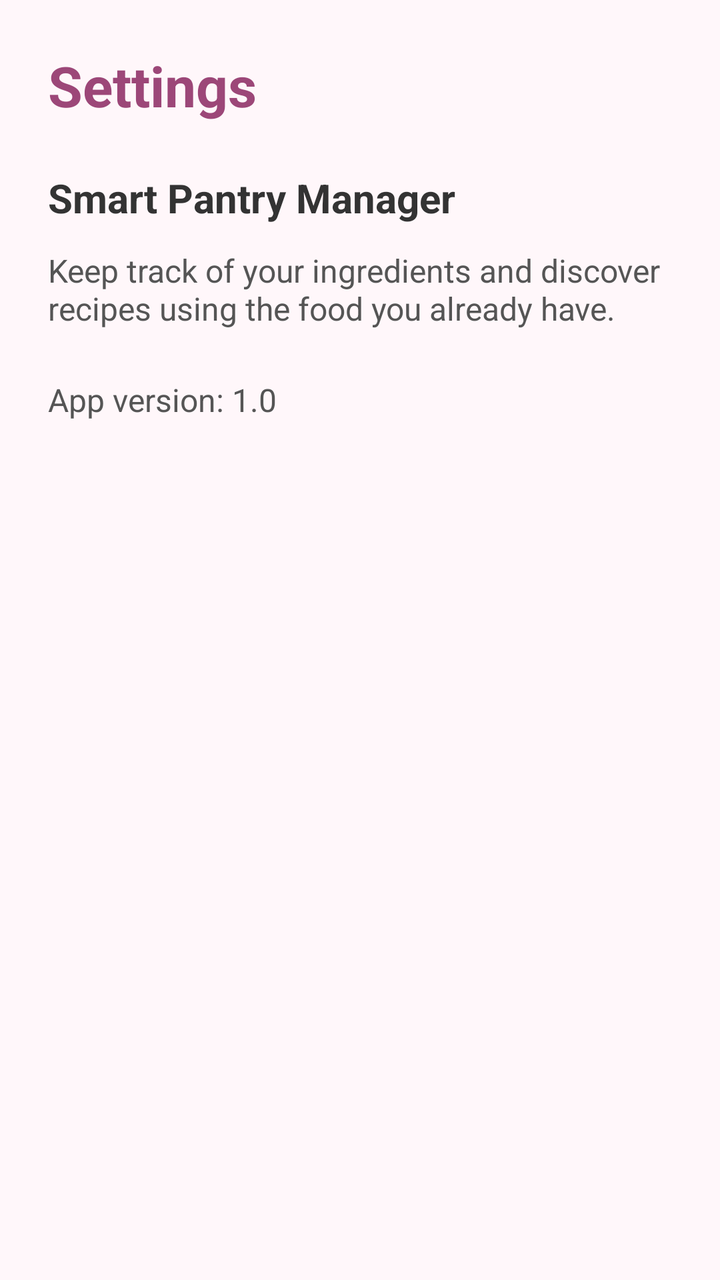
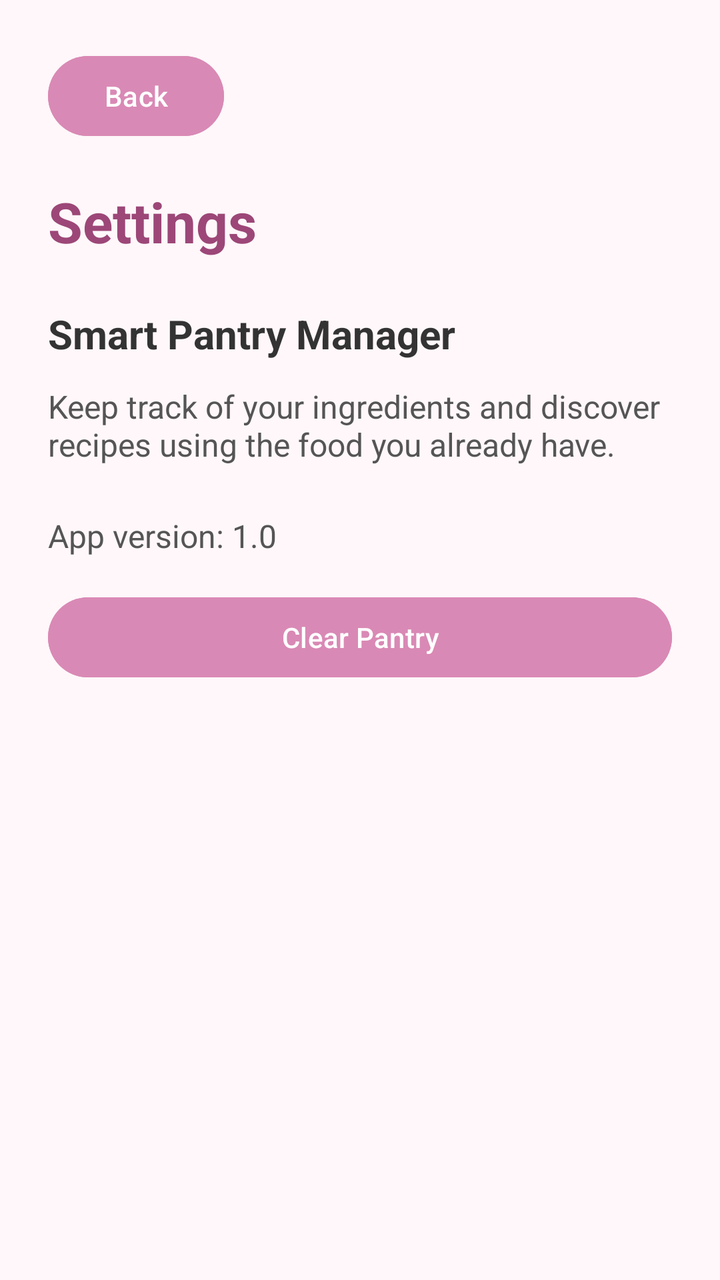

An Android layout rendered at two revisions. The XML below is the earlier revision; the diff shows what the commit changed to produce the second picture.
<!-- AndroidManifest.xml: application theme Theme.SmartPantryManagerJava -->
<!-- res/layout/activity_settings.xml -->
<?xml version="1.0" encoding="utf-8"?>
<ScrollView xmlns:android="http://schemas.android.com/apk/res/android"
    android:layout_width="match_parent"
    android:layout_height="match_parent"
    android:background="#FFF7FA">

    <LinearLayout
        android:layout_width="match_parent"
        android:layout_height="wrap_content"
        android:orientation="vertical"
        android:padding="24dp">

        <TextView
            android:layout_width="match_parent"
            android:layout_height="wrap_content"
            android:text="Settings"
            android:textColor="#9C4778"
            android:textSize="28sp"
            android:textStyle="bold"
            android:layout_marginBottom="24dp" />

        <TextView
            android:layout_width="match_parent"
            android:layout_height="wrap_content"
            android:text="Smart Pantry Manager"
            android:textColor="#333333"
            android:textSize="20sp"
            android:textStyle="bold"
            android:layout_marginBottom="12dp" />

        <TextView
            android:layout_width="match_parent"
            android:layout_height="wrap_content"
            android:text="Keep track of your ingredients and discover recipes using the food you already have."
            android:textColor="#555555"
            android:textSize="16sp"
            android:layout_marginBottom="24dp" />

        <TextView
            android:layout_width="match_parent"
            android:layout_height="wrap_content"
            android:text="App version: 1.0"
            android:textColor="#555555"
            android:textSize="16sp" />

    </LinearLayout>
</ScrollView>
<!-- resources referenced by this layout -->
<resources>
  <style name="Theme.SmartPantryManagerJava" parent="Base.Theme.SmartPantryManagerJava" />
  <style name="Base.Theme.SmartPantryManagerJava" parent="Theme.Material3.DayNight.NoActionBar">
          
          
      </style>
</resources>

<!-- the commit's change to res/layout/activity_settings.xml (unified diff, before → after) -->
@@ -9,6 +9,15 @@
         android:layout_height="wrap_content"
         android:orientation="vertical"
         android:padding="24dp">
+
+        <Button
+            android:id="@+id/btnSettingsBack"
+            android:layout_width="wrap_content"
+            android:layout_height="wrap_content"
+            android:text="Back"
+            android:backgroundTint="#D989B5"
+            android:textColor="#FFFFFF"
+            android:layout_marginBottom="20dp" />
 
         <TextView
             android:layout_width="match_parent"
@@ -41,7 +50,16 @@
             android:layout_height="wrap_content"
             android:text="App version: 1.0"
             android:textColor="#555555"
-            android:textSize="16sp" />
+            android:textSize="16sp"
+            android:layout_marginBottom="16dp" />
+
+        <Button
+            android:id="@+id/btnClearPantry"
+            android:layout_width="match_parent"
+            android:layout_height="wrap_content"
+            android:text="Clear Pantry"
+            android:backgroundTint="#D989B5"
+            android:textColor="#FFFFFF" />
 
     </LinearLayout>
 </ScrollView>
